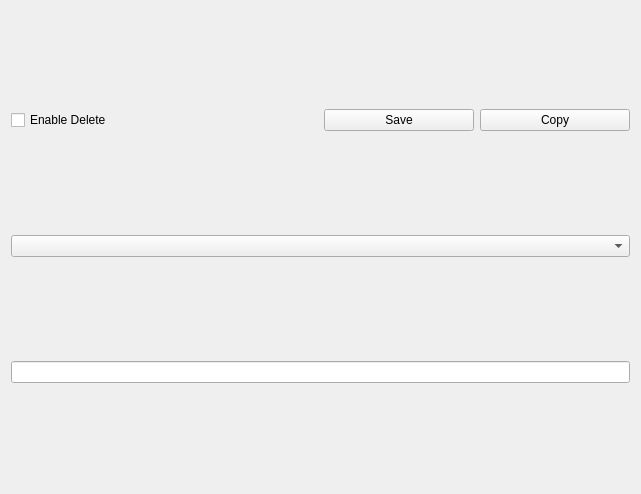
Above: designs/xml/note_window.ui from daniel-deru/WorkMate-3.0 before the change. Below: the same form after it.
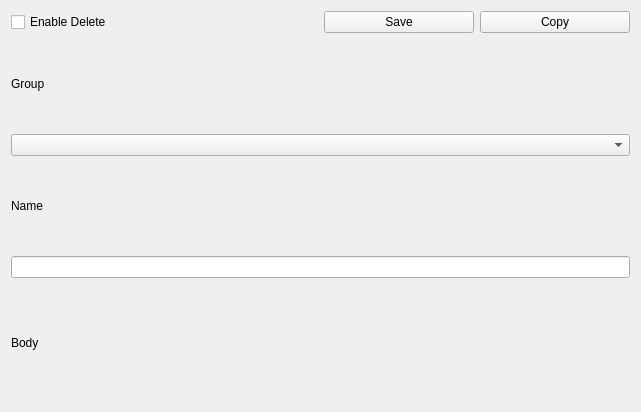
That is the form after the change.

Diff of the .ui file:
```diff
--- a/designs/xml/note_window.ui
+++ b/designs/xml/note_window.ui
@@ -7,7 +7,7 @@
     <x>0</x>
     <y>0</y>
     <width>641</width>
-    <height>494</height>
+    <height>412</height>
    </rect>
   </property>
   <property name="windowTitle">
@@ -73,10 +73,43 @@
     </layout>
    </item>
    <item>
-    <widget class="QComboBox" name="cmb_groups"/>
+    <layout class="QVBoxLayout" name="verticalLayout_2">
+     <item>
+      <widget class="QLabel" name="lbl_group">
+       <property name="text">
+        <string>Group</string>
+       </property>
+      </widget>
+     </item>
+     <item>
+      <widget class="QComboBox" name="cmb_groups"/>
+     </item>
+    </layout>
    </item>
    <item>
-    <widget class="QLineEdit" name="lnedt_title"/>
+    <layout class="QVBoxLayout" name="verticalLayout_3">
+     <item>
+      <widget class="QLabel" name="lbl_name">
+       <property name="text">
+        <string>Name</string>
+       </property>
+      </widget>
+     </item>
+     <item>
+      <widget class="QLineEdit" name="lnedt_title"/>
+     </item>
+    </layout>
+   </item>
+   <item>
+    <layout class="QVBoxLayout" name="vbox_body">
+     <item>
+      <widget class="QLabel" name="lbl_body">
+       <property name="text">
+        <string>Body</string>
+       </property>
+      </widget>
+     </item>
+    </layout>
    </item>
   </layout>
  </widget>
```
